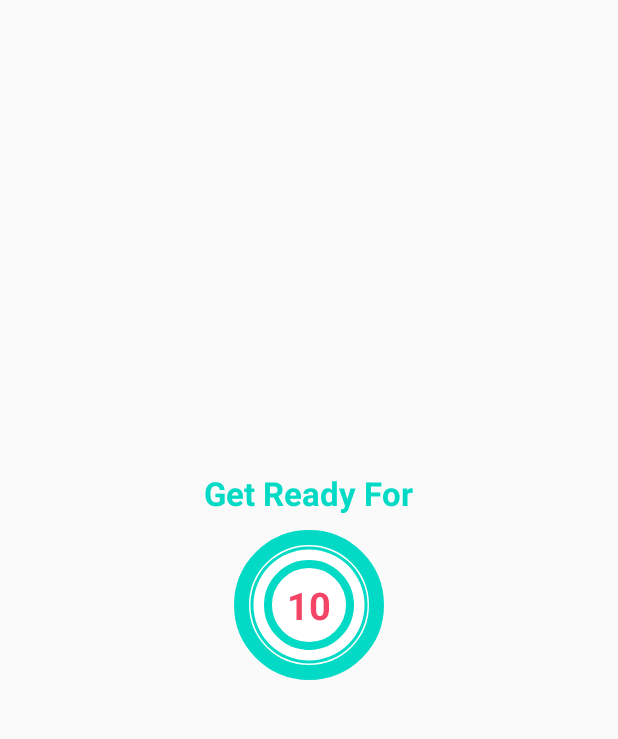
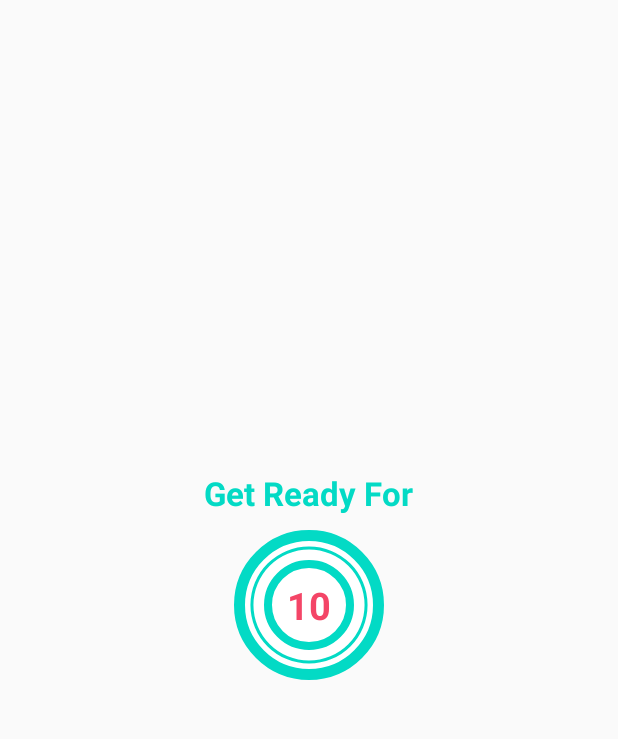
Before and after one commit to akshayyadav76/Workout_App, an Android app: the ExerciseActivity screen opened directly, with no data from a screen before it, on a phone screen of 412 x 824 dp, the part 84-823 px from its top. Run offline under Robolectric (Android 15) with nearby library versions, the phone set to English and light mode, and no system bars.

Commit message:
add images for exercise

```diff
--- a/app/src/main/res/drawable/circular_progress_gray.xml
+++ b/app/src/main/res/drawable/circular_progress_gray.xml
@@ -5,7 +5,7 @@
             android:innerRadiusRatio="2.7"
             android:thicknessRatio="50.0"
             android:useLevel="true">
-            <solid android:color="#D4DEE7"/>
+            <solid android:color="#464E55"/>
         </shape>
     </item>
 </layer-list>
--- a/app/src/main/res/drawable/item_circular_color_accent_border.xml
+++ b/app/src/main/res/drawable/item_circular_color_accent_border.xml
@@ -2,7 +2,7 @@
 <shape xmlns:android="http://schemas.android.com/apk/res/android"
     android:shape="oval"
     >
-  <stroke android:width="10dp" android:color="@color/colorAccent"/>
+  <stroke android:width="7dp" android:color="@color/colorAccent"/>
     <solid android:color="@color/colorWhite"/>
 
 </shape>
```
Also changed, not shown: app/src/main/res/drawable/10.png (added), app/src/main/res/drawable/13.png (added), app/src/main/res/drawable/5.png (added), app/src/main/res/drawable/6.png (added), app/src/main/res/drawable/7.png (added), app/src/main/res/drawable/8.png (added), app/src/main/res/drawable/abdominal_crunch.png (added), app/src/main/res/drawable/bench_pres.png (added), app/src/main/res/drawable/incline_pres.png (added), app/src/main/res/drawable/jumping_jack.png (added), app/src/main/res/drawable/push_up.png (added), app/src/main/res/drawable/squat.png (added), app/src/main/res/drawable/step_up_on_chair.png (added), app/src/main/res/drawable/wall_sit.png (added).
